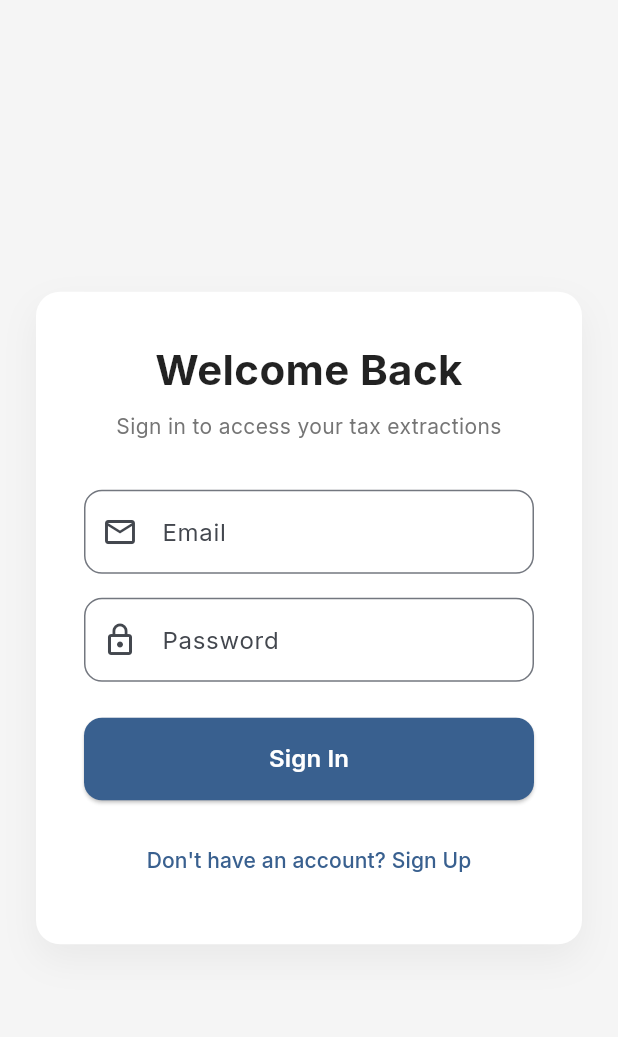
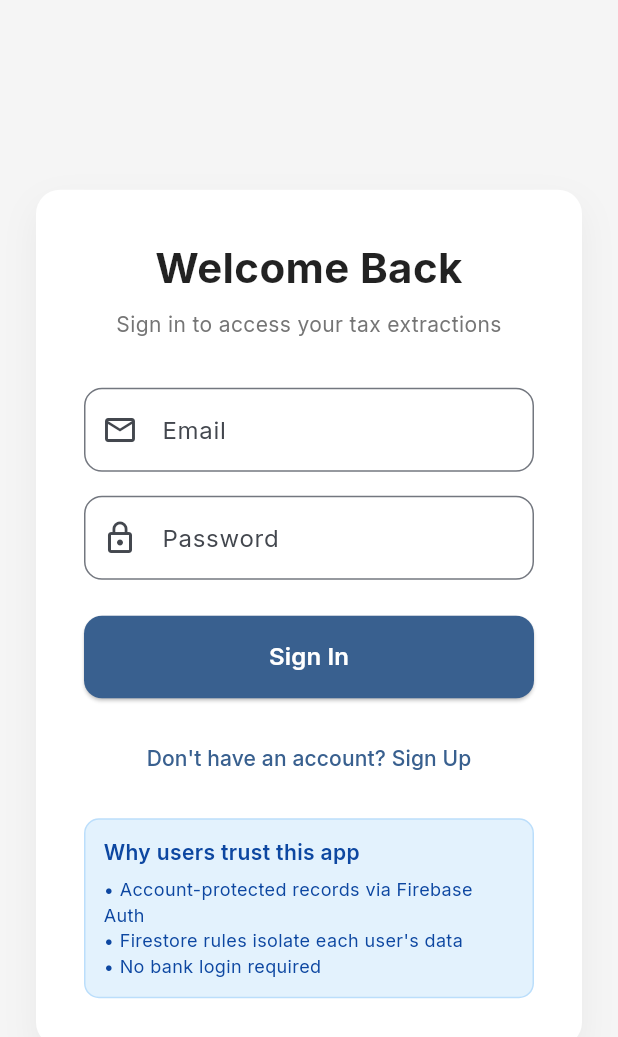
Before and after one commit to LEO0331/simpletaxautoextraction, a Flutter app: the screen it shows after launch, on a phone screen of 412 x 824 dp. Shown: the top 1037 px of the screen. Run offline on Flutter 3.47's test engine with Material 3 defaults, Android fonts, the phone set to English and light mode, and no system bars; our stand-ins replace cloud_firestore, file_picker, firebase_auth, firebase_core, fl_chart, google_fonts; missing offline and left inert: dart:html, syncfusion_flutter_pdf; accounts and stored records are empty.

Commit message:
Security Check, User Conversion Improvements and SEO Improvements

```diff
--- a/lib/screens/auth_screen.dart
+++ b/lib/screens/auth_screen.dart
@@ -28,6 +28,21 @@ class _AuthScreenState extends State<AuthScreen> {
   String? _errorMessage;
 
   Future<void> _submit() async {
+    final email = _emailController.text.trim();
+    final password = _passwordController.text;
+    if (email.isEmpty || !email.contains('@')) {
+      setState(() {
+        _errorMessage = 'Please enter a valid email address.';
+      });
+      return;
+    }
+    if (password.length < 6) {
+      setState(() {
+        _errorMessage = 'Password must be at least 6 characters.';
+      });
+      return;
+    }
+
     setState(() {
       _isLoading = true;
       _errorMessage = null;
@@ -35,15 +50,9 @@ class _AuthScreenState extends State<AuthScreen> {
 
     try {
       if (_isLogin) {
-        await _authService.signInWithEmailPassword(
-          _emailController.text,
-          _passwordController.text,
-        );
+        await _authService.signInWithEmailPassword(email, password);
       } else {
-        await _authService.createUserWithEmailPassword(
-          _emailController.text,
-          _passwordController.text,
-        );
+        await _authService.createUserWithEmailPassword(email, password);
       }
     } on FirebaseAuthException catch (e) {
       setState(() {
@@ -198,6 +207,49 @@ class _AuthScreenState extends State<AuthScreen> {
                         ),
                       ),
                     ),
+                    const SizedBox(height: 16),
+                    Container(
+                      padding: const EdgeInsets.all(12),
+                      decoration: BoxDecoration(
+                        color: Colors.blue[50],
+                        borderRadius: BorderRadius.circular(10),
+                        border: Border.all(color: Colors.blue[100]!),
+                      ),
+                      child: Column(
+                        crossAxisAlignment: CrossAxisAlignment.start,
+                        children: [
+                          Text(
+                            'Why users trust this app',
+                            style: GoogleFonts.inter(
+                              fontWeight: FontWeight.w600,
+                              color: Colors.blue[900],
+                            ),
+                          ),
+                          const SizedBox(height: 6),
+                          Text(
+                            '• Account-protected records via Firebase Auth',
+                            style: GoogleFonts.inter(
+                              fontSize: 12,
+                              color: Colors.blue[900],
+                            ),
+                          ),
+                          Text(
+                            '• Firestore rules isolate each user\'s data',
+                            style: GoogleFonts.inter(
+                              fontSize: 12,
+                              color: Colors.blue[900],
+                            ),
+                          ),
+                          Text(
+                            '• No bank login required',
+                            style: GoogleFonts.inter(
+                              fontSize: 12,
+                              color: Colors.blue[900],
+                            ),
+                          ),
+                        ],
+                      ),
+                    ),
                   ],
                 ),
               ),
```
Also changed, not shown: lib/screens/home_screen.dart (+10 -0 lines), 7 other files.
